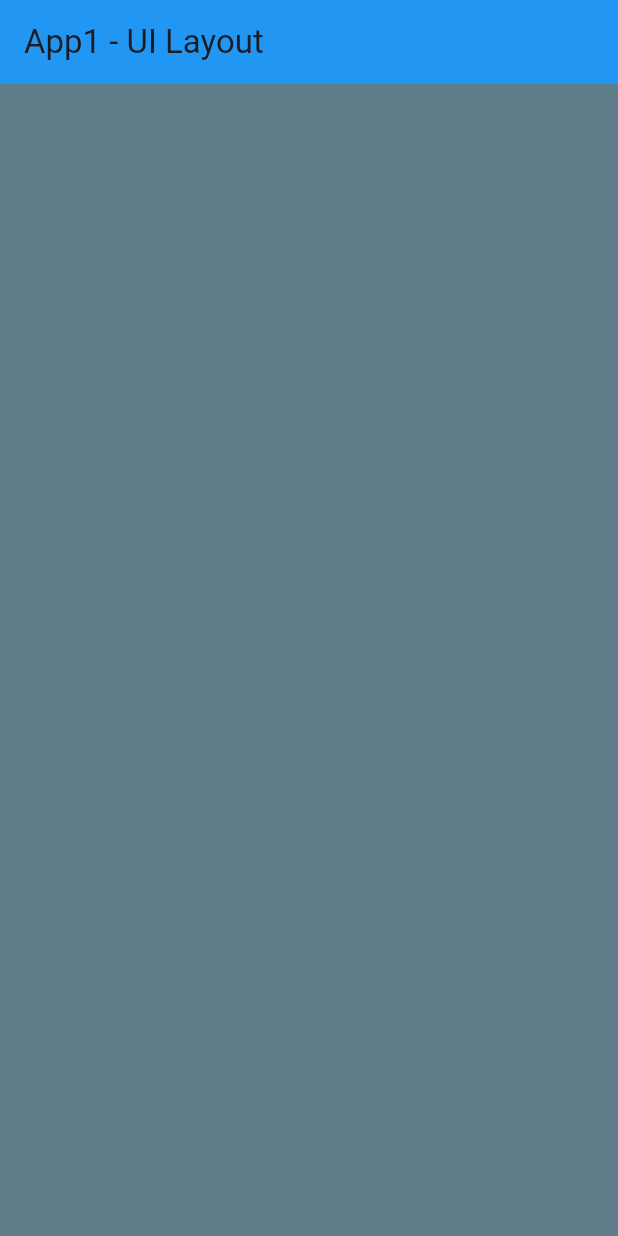
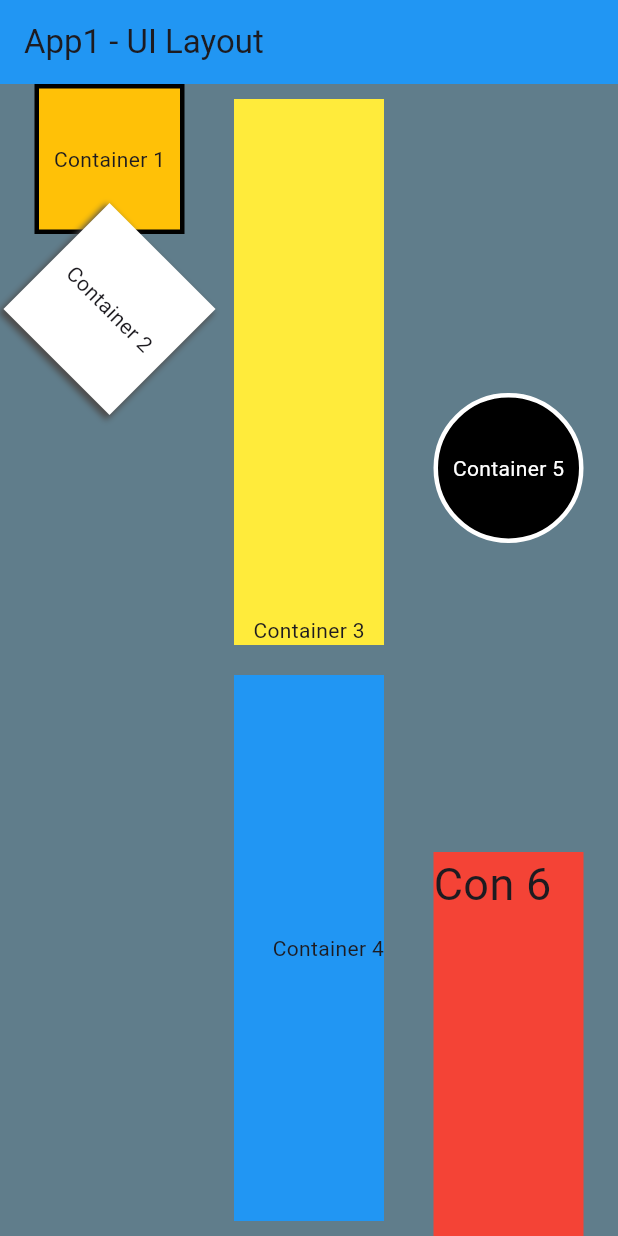
Before and after one commit to avicol01/DMIT2504, a Flutter app: the screen it shows after launch, on a phone screen of 412 x 824 dp. Run offline on Flutter 3.47's test engine with Material 3 defaults, Android fonts, the phone set to English and light mode, and no system bars.

Commit message:
completed
completed

```diff
--- a/assignment1/lib/main.dart
+++ b/assignment1/lib/main.dart
@@ -1,6 +1,7 @@
 // ignore_for_file: use_key_in_widget_constructors, todo
 
 import 'package:flutter/material.dart';
+import 'dart:math';
 
 //https://medium.com/flutter-community/flutter-layout-cheat-sheet-5363348d037e
 
@@ -25,12 +26,121 @@ class MyApp extends StatelessWidget {
           title: const Text("App1 - UI Layout"),
           backgroundColor: Colors.blue,
         ),
-        body: const Row(
+        body: Row(
           mainAxisAlignment: MainAxisAlignment.spaceEvenly,
           mainAxisSize: MainAxisSize.max,
           children: <Widget>[
             //TODO: Put your code here to complete this app.
-
+            Column(
+              children: <Widget>[
+                Align(
+                  alignment: Alignment.topLeft,
+                  child: Container(
+                    height: 100,
+                    width: 100,
+                    decoration: BoxDecoration(
+                      color: Colors.amber,
+                      border: Border.all(color: Colors.black, width: 3),
+                    ),
+                    child: const Center(
+                      child: Text('Container 1'),
+                    ),
+                  ),
+                ),
+                Transform.rotate(
+                  angle: pi / 4,
+                  child: Container(
+                    height: 100,
+                    width: 100,
+                    decoration: const BoxDecoration(
+                      color: Colors.white,
+                      boxShadow: [
+                        BoxShadow(
+                          color: Color.fromARGB(255, 77, 77, 77),
+                          spreadRadius: 1,
+                          blurRadius: 3,
+                          offset: Offset(0, 3),
+                        ),
+                      ],
+                    ),
+                    child: const Center(
+                      child: Text('Container 2'),
+                    ),
+                  ),
+                ),
+              ],
+            ),
+            Column(
+              // 2
+              children: <Widget>[
+                Expanded(
+                  flex: 1,
+                  child: Padding(
+                    padding: const EdgeInsets.all(10.0),
+                    child: Container(
+                      height: 100,
+                      width: 100,
+                      decoration: const BoxDecoration(color: Colors.yellow),
+                      child: const Align(
+                        alignment: Alignment.bottomCenter,
+                        child: Text('Container 3'),
+                      ),
+                    ),
+                  ),
+                ),
+                Expanded(
+                  flex: 1,
+                  child: Padding(
+                    padding: const EdgeInsets.all(10.0),
+                    child: Container(
+                      height: 100,
+                      width: 100,
+                      decoration: BoxDecoration(color: Colors.blue),
+                      child: const Align(
+                        alignment: Alignment.centerRight,
+                        child: Text('Container 4'),
+                      ),
+                    ),
+                  ),
+                ),
+              ],
+            ), //2
+            Column(
+              // 3
+              children: <Widget>[
+                Expanded(
+                  flex: 2,
+                  child: Container(
+                    child: Container(
+                      height: 100,
+                      width: 100,
+                      decoration: BoxDecoration(
+                        color: Colors.black,
+                        shape: BoxShape.circle,
+                        border: Border.all(color: Colors.white, width: 3),
+                      ),
+                      child: const Center(
+                        child: Text(
+                          'Container 5',
+                          style: TextStyle(color: Colors.white),
+                        ),
+                      ),
+                    ),
+                  ),
+                ),
+                Expanded(
+                  child: Container(
+                    height: 100,
+                    width: 100,
+                    decoration: const BoxDecoration(color: Colors.red),
+                    child: const Text(
+                      'Con 6',
+                      style: TextStyle(fontSize: 30),
+                    ),
+                  ),
+                ),
+              ],
+            ), //3
           ],
         ),
       ),
```
